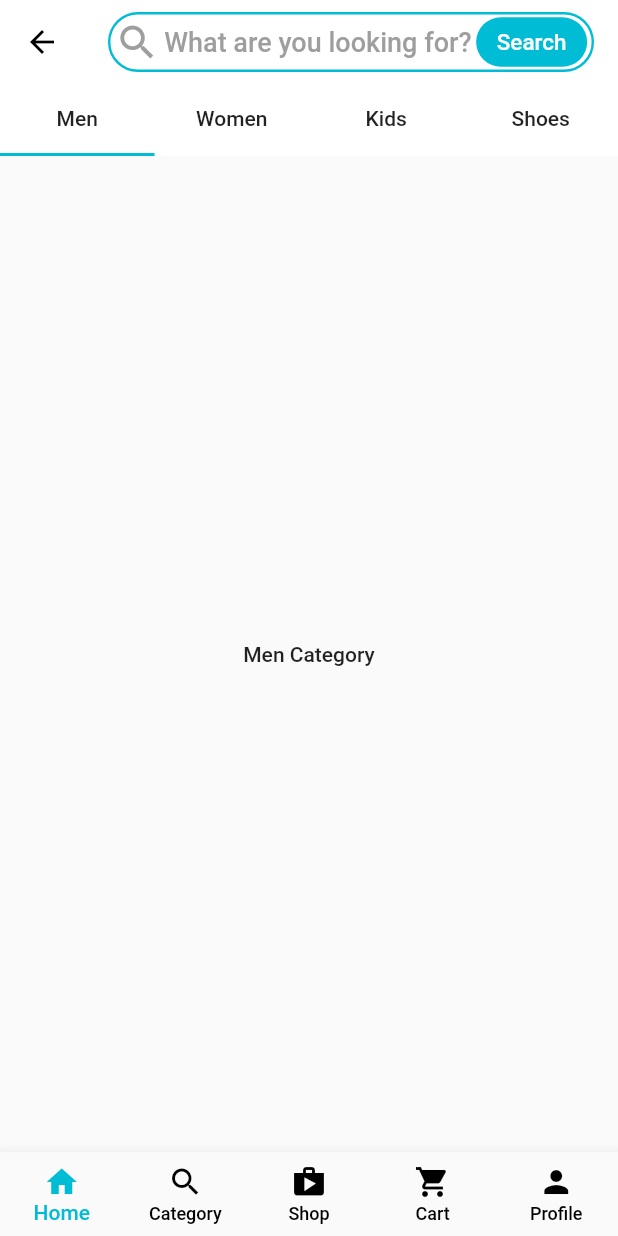
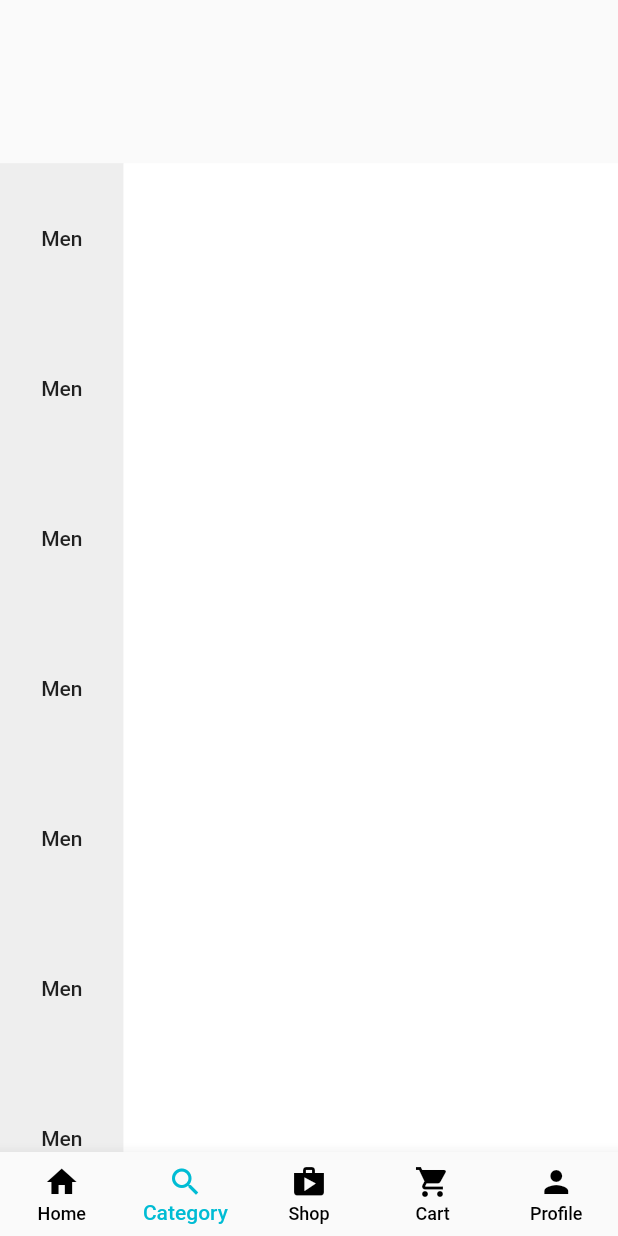
Before and after one commit to mehedi4958/multi_vendor_01, a Flutter app: the CustomerHomeScreen screen opened by its route, on a phone screen of 412 x 824 dp. Run offline on Flutter 3.47's test engine with Material 2 defaults, Android fonts, the phone set to English and light mode, and no system bars; our stand-ins replace cloud_firestore, firebase_auth, firebase_core, firebase_storage, image_picker; accounts and stored records are empty.

Commit message:
Stack and listview builder added for category

```diff
--- a/lib/main.dart
+++ b/lib/main.dart
@@ -31,7 +31,7 @@ class MyApp extends StatelessWidget {
         primarySwatch: Colors.cyan,
         fontFamily: 'Brand-Bold',
       ),
-      initialRoute: LandingCustomerScreen.routeName,
+      initialRoute: CustomerHomeScreen.routeName,
       routes: {
         LandingCustomerScreen.routeName: (context) =>
             const LandingCustomerScreen(),
--- /dev/null
+++ b/lib/views/category_screen.dart
@@ -0,0 +1,44 @@
+import 'package:flutter/material.dart';
+
+class CategoryScreen extends StatelessWidget {
+  const CategoryScreen({Key? key}) : super(key: key);
+
+  @override
+  Widget build(BuildContext context) {
+    return Scaffold(
+      body: Stack(
+        children: [
+          Positioned(
+            bottom: 0,
+            left: 0,
+            child: Container(
+              height: MediaQuery.of(context).size.height * 0.8,
+              width: MediaQuery.of(context).size.width * 0.2,
+              color: Colors.grey.shade200,
+              child: ListView.builder(
+                itemCount: 7,
+                itemBuilder: (BuildContext context, int index) {
+                  return const SizedBox(
+                    height: 100,
+                    child: Center(
+                      child: Text('Men'),
+                    ),
+                  );
+                },
+              ),
+            ),
+          ),
+          Positioned(
+            bottom: 0,
+            right: 0,
+            child: Container(
+              height: MediaQuery.of(context).size.height * 0.8,
+              width: MediaQuery.of(context).size.width * 0.8,
+              color: Colors.white,
+            ),
+          ),
+        ],
+      ),
+    );
+  }
+}
--- a/lib/views/customer_home_screen.dart
+++ b/lib/views/customer_home_screen.dart
@@ -1,5 +1,6 @@
 import 'package:flutter/material.dart';
 import 'package:multi_vendor_01/views/cart_screen.dart';
+import 'package:multi_vendor_01/views/category_screen.dart';
 import 'package:multi_vendor_01/views/home_screen.dart';
 import 'package:multi_vendor_01/views/profile_screen.dart';
 
@@ -12,11 +13,11 @@ class CustomerHomeScreen extends StatefulWidget {
 }
 
 class _CustomerHomeScreenState extends State<CustomerHomeScreen> {
-  int _selectedItem = 0;
+  int _selectedItem = 1;
 
   final _pages = <Widget>[
     const HomeScreen(),
-    const Center(child: Text('Category Screen')),
+    const CategoryScreen(),
     const Center(child: Text('Shop Screen')),
     const CartScreen(),
     const ProfileScreen(),
```
